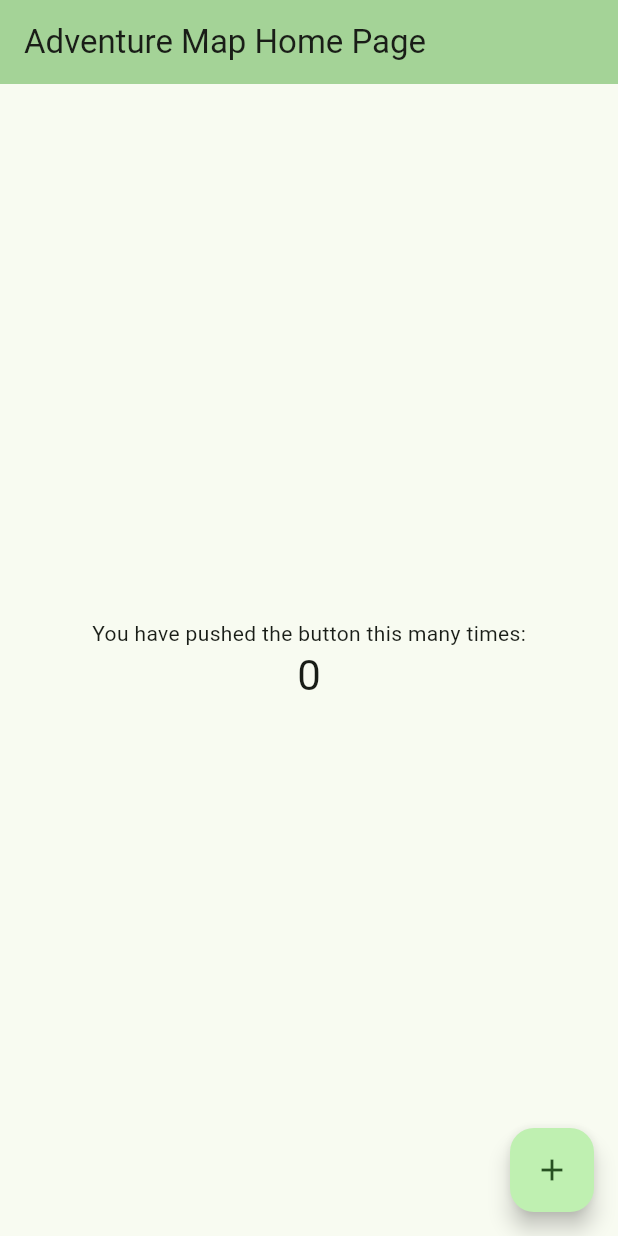
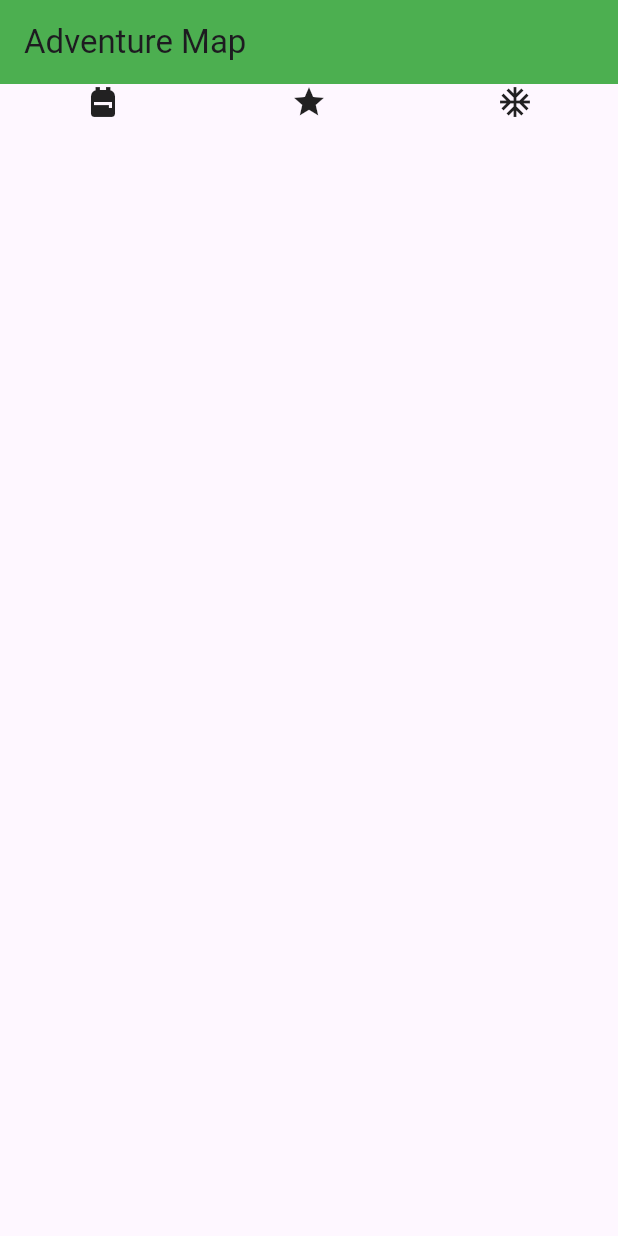
Before and after one commit to Dandjix/adventureMap, a Flutter app: the screen it shows after launch, on a phone screen of 412 x 824 dp. Run offline on Flutter 3.47's test engine with Material 3 defaults, Android fonts, the light colour scheme and no system bars.

Commit message:
worked on main screen

```diff
--- a/adventure_map_app/lib/main.dart
+++ b/adventure_map_app/lib/main.dart
@@ -1,126 +1,30 @@
 import 'package:flutter/material.dart';
 
 void main() {
-  runApp(const MyApp());
+  runApp(AdventureMap());
 }
 
-class MyApp extends StatelessWidget {
-  const MyApp({super.key});
+class AdventureMap extends StatelessWidget {
+  const AdventureMap({super.key});
 
-  // This widget is the root of your application.
   @override
   Widget build(BuildContext context) {
     return MaterialApp(
-      title: 'Flutter Demo',
-      theme: ThemeData(
-        // This is the theme of your application.
-        //
-        // TRY THIS: Try running your application with "flutter run". You'll see
-        // the application has a purple toolbar. Then, without quitting the app,
-        // try changing the seedColor in the colorScheme below to Colors.green
-        // and then invoke "hot reload" (save your changes or press the "hot
-        // reload" button in a Flutter-supported IDE, or press "r" if you used
-        // the command line to start the app).
-        //
-        // Notice that the counter didn't reset back to zero; the application
-        // state is not lost during the reload. To reset the state, use hot
-        // restart instead.
-        //
-        // This works for code too, not just values: Most code changes can be
-        // tested with just a hot reload.
-        colorScheme: ColorScheme.fromSeed(
-            seedColor: const Color.fromARGB(255, 0, 31, 1)),
-        useMaterial3: true,
+      home: Scaffold(
+        appBar: AppBar(
+          backgroundColor: Colors.green,
+          title: const Text("Adventure Map"),
+        ),
+        body: Row(
+          mainAxisAlignment: MainAxisAlignment.spaceAround,
+          crossAxisAlignment: CrossAxisAlignment.start,
+          children: [
+            const Icon(Icons.backpack),
+            const Icon(Icons.star),
+            const Icon(Icons.ac_unit)
+          ],
+        ),
       ),
-      home: const MyHomePage(title: 'Adventure Map Home Page'),
     );
   }
 }
-
-class MyHomePage extends StatefulWidget {
-  const MyHomePage({super.key, required this.title});
-
-  // This widget is the home page of your application. It is stateful, meaning
-  // that it has a State object (defined below) that contains fields that affect
-  // how it looks.
-
-  // This class is the configuration for the state. It holds the values (in this
-  // case the title) provided by the parent (in this case the App widget) and
-  // used by the build method of the State. Fields in a Widget subclass are
-  // always marked "final".
-
-  final String title;
-
-  @override
-  State<MyHomePage> createState() => _MyHomePageState();
-}
-
-class _MyHomePageState extends State<MyHomePage> {
-  int _counter = 0;
-
-  void _incrementCounter() {
-    setState(() {
-      // This call to setState tells the Flutter framework that something has
-      // changed in this State, which causes it to rerun the build method below
-      // so that the display can reflect the updated values. If we changed
-      // _counter without calling setState(), then the build method would not be
-      // called again, and so nothing would appear to happen.
-      _counter++;
-    });
-  }
-
-  @override
-  Widget build(BuildContext context) {
-    // This method is rerun every time setState is called, for instance as done
-    // by the _incrementCounter method above.
-    //
-    // The Flutter framework has been optimized to make rerunning build methods
-    // fast, so that you can just rebuild anything that needs updating rather
-    // than having to individually change instances of widgets.
-    return Scaffold(
-      appBar: AppBar(
-        // TRY THIS: Try changing the color here to a specific color (to
-        // Colors.amber, perhaps?) and trigger a hot reload to see the AppBar
-        // change color while the other colors stay the same.
-        backgroundColor: Theme.of(context).colorScheme.inversePrimary,
-        // Here we take the value from the MyHomePage object that was created by
-        // the App.build method, and use it to set our appbar title.
-        title: Text(widget.title),
-      ),
-      body: Center(
-        // Center is a layout widget. It takes a single child and positions it
-        // in the middle of the parent.
-        child: Column(
-          // Column is also a layout widget. It takes a list of children and
-          // arranges them vertically. By default, it sizes itself to fit its
-          // children horizontally, and tries to be as tall as its parent.
-          //
-          // Column has various properties to control how it sizes itself and
-          // how it positions its children. Here we use mainAxisAlignment to
-          // center the children vertically; the main axis here is the vertical
-          // axis because Columns are vertical (the cross axis would be
-          // horizontal).
-          //
-          // TRY THIS: Invoke "debug painting" (choose the "Toggle Debug Paint"
-          // action in the IDE, or press "p" in the console), to see the
-          // wireframe for each widget.
-          mainAxisAlignment: MainAxisAlignment.center,
-          children: <Widget>[
-            const Text(
-              'You have pushed the button this many times:',
-            ),
-            Text(
-              '$_counter',
-              style: Theme.of(context).textTheme.headlineMedium,
-            ),
-          ],
-        ),
-      ),
-      floatingActionButton: FloatingActionButton(
-        onPressed: _incrementCounter,
-        tooltip: 'Increment',
-        child: const Icon(Icons.add),
-      ), // This trailing comma makes auto-formatting nicer for build methods.
-    );
-  }
-}
```
